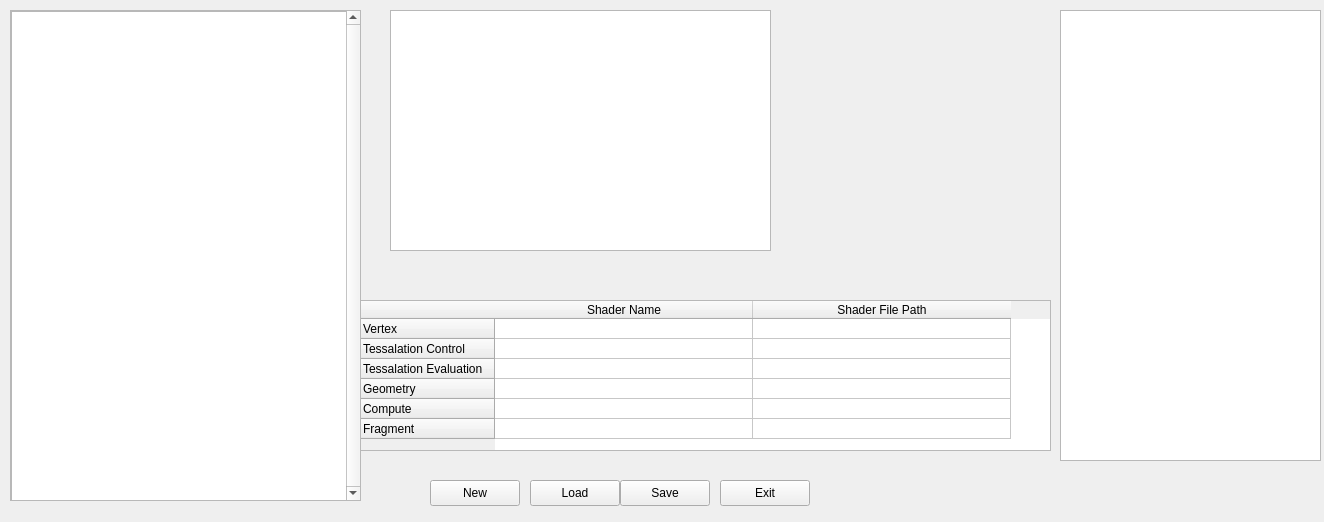
Old version of the form Editor/Libre-Editor/ui/shadereditor.ui in the repository FOSS-society/libre-engine.
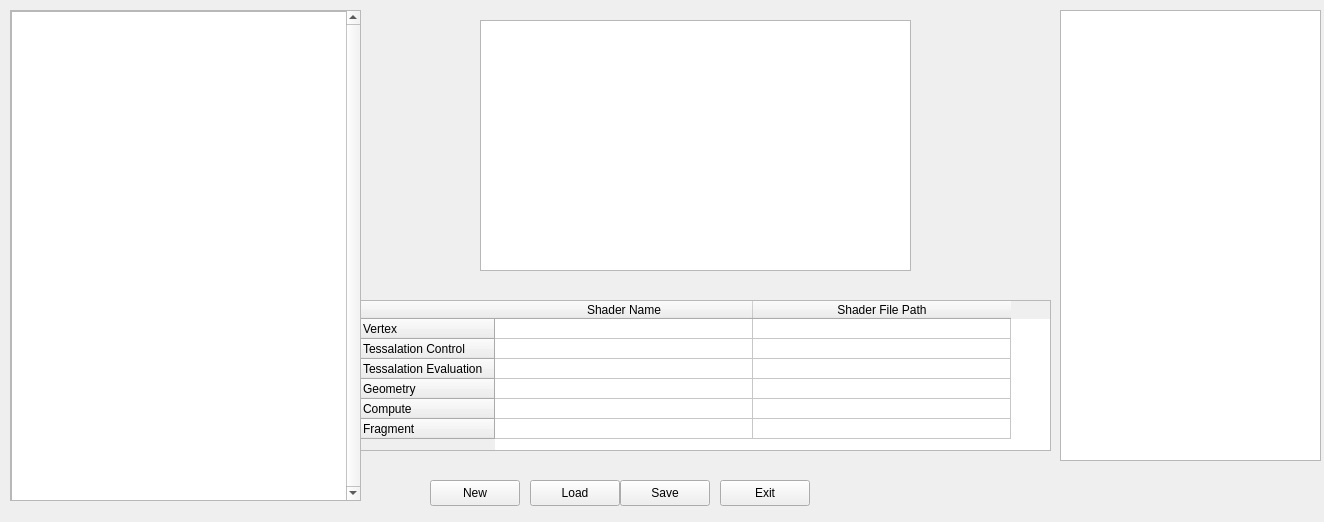
New version of the form.

Commit message: Shaders now can be opened if clicked on the vertical headers (as long as they are loaded in the Shader File Path)

```diff
--- a/Editor/Libre-Editor/ui/shadereditor.ui
+++ b/Editor/Libre-Editor/ui/shadereditor.ui
@@ -104,10 +104,10 @@
   <widget class="QGraphicsView" name="graphicsView">
    <property name="geometry">
     <rect>
-     <x>390</x>
-     <y>10</y>
-     <width>381</width>
-     <height>241</height>
+     <x>480</x>
+     <y>20</y>
+     <width>431</width>
+     <height>251</height>
     </rect>
    </property>
   </widget>
```
The commit also changes 2 other files.
